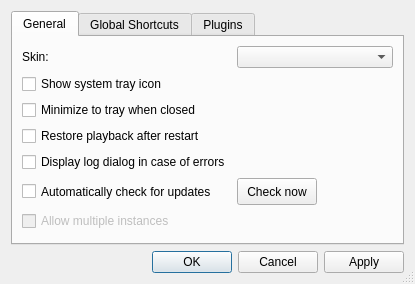
Old version of the form src/preferencesDialog.ui in the repository nulloy/nulloy.
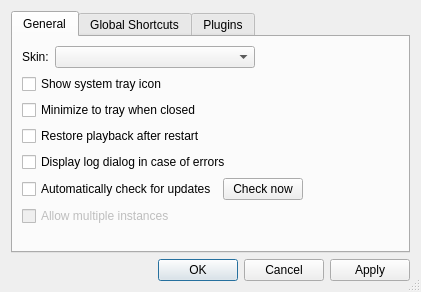
New version of the form. Custom widgets are drawn as their Qt base class.

Commit message: preferences dialog layout changes

Patch:
```diff
--- a/src/preferencesDialog.ui
+++ b/src/preferencesDialog.ui
@@ -6,8 +6,8 @@
    <rect>
     <x>0</x>
     <y>0</y>
-    <width>400</width>
-    <height>284</height>
+    <width>416</width>
+    <height>292</height>
    </rect>
   </property>
   <property name="windowTitle">
@@ -26,70 +26,92 @@
       <attribute name="title">
        <string>General</string>
       </attribute>
-      <layout class="QFormLayout" name="formLayout">
-       <property name="fieldGrowthPolicy">
-        <enum>QFormLayout::AllNonFixedFieldsGrow</enum>
-       </property>
-       <item row="0" column="0">
-        <widget class="QLabel" name="skinLabel">
-         <property name="text">
-          <string>Skin:</string>
-         </property>
-        </widget>
+      <layout class="QVBoxLayout" name="verticalLayout_3">
+       <item>
+        <layout class="QHBoxLayout" name="horizontalLayout_2">
+         <item>
+          <widget class="QLabel" name="skinLabel">
+           <property name="text">
+            <string>Skin:</string>
+           </property>
+          </widget>
+         </item>
+         <item>
+          <widget class="QComboBox" name="skinComboBox">
+           <property name="minimumSize">
+            <size>
+             <width>200</width>
+             <height>0</height>
+            </size>
+           </property>
+          </widget>
+         </item>
+         <item>
+          <spacer name="horizontalSpacer">
+           <property name="orientation">
+            <enum>Qt::Horizontal</enum>
+           </property>
+           <property name="sizeHint" stdset="0">
+            <size>
+             <width>40</width>
+             <height>20</height>
+            </size>
+           </property>
+          </spacer>
+         </item>
+        </layout>
        </item>
-       <item row="0" column="1">
-        <widget class="QComboBox" name="skinComboBox"/>
-       </item>
-       <item row="1" column="0">
+       <item>
         <widget class="QCheckBox" name="trayIconCheckBox">
          <property name="text">
           <string>Show system tray icon</string>
          </property>
         </widget>
        </item>
-       <item row="2" column="0">
+       <item>
         <widget class="QCheckBox" name="minimizeToTrayCheckBox">
          <property name="text">
           <string>Minimize to tray when closed</string>
          </property>
         </widget>
        </item>
-       <item row="3" column="0">
+       <item>
         <widget class="QCheckBox" name="restorePlaybackCheckBox">
          <property name="text">
           <string>Restore playback after restart</string>
          </property>
         </widget>
        </item>
-       <item row="5" column="0">
-        <widget class="QCheckBox" name="versionCheckBox">
-         <property name="minimumSize">
-          <size>
-           <width>0</width>
-           <height>27</height>
-          </size>
-         </property>
+       <item>
+        <widget class="QCheckBox" name="displayLogDialogCheckBox">
          <property name="text">
-          <string>Automatically check for updates</string>
+          <string>Display log dialog in case of errors</string>
          </property>
         </widget>
        </item>
-       <item row="5" column="1">
+       <item>
         <layout class="QHBoxLayout" name="horizontalLayout">
+         <property name="leftMargin">
+          <number>0</number>
+         </property>
+         <property name="rightMargin">
+          <number>0</number>
+         </property>
+         <item>
+          <widget class="QCheckBox" name="versionCheckBox">
+           <property name="text">
+            <string>Automatically check for updates</string>
+           </property>
+          </widget>
+         </item>
          <item>
           <widget class="QPushButton" name="versionCheckButton">
            <property name="sizePolicy">
-            <sizepolicy hsizetype="Fixed" vsizetype="Fixed">
+            <sizepolicy hsizetype="Preferred" vsizetype="Fixed">
              <horstretch>0</horstretch>
              <verstretch>0</verstretch>
             </sizepolicy>
            </property>
-           <property name="minimumSize">
-            <size>
-             <width>0</width>
-             <height>27</height>
-            </size>
-           </property>
            <property name="text">
             <string>Check now</string>
            </property>
@@ -97,10 +119,16 @@
          </item>
          <item>
           <widget class="QLabel" name="versionLabel">
+           <property name="sizePolicy">
+            <sizepolicy hsizetype="Preferred" vsizetype="Fixed">
+             <horstretch>0</horstretch>
+             <verstretch>0</verstretch>
+            </sizepolicy>
+           </property>
            <property name="minimumSize">
             <size>
-             <width>70</width>
-             <height>27</height>
+             <width>90</width>
+             <height>0</height>
             </size>
            </property>
            <property name="text">
@@ -108,9 +136,22 @@
            </property>
           </widget>
          </item>
+         <item>
+          <spacer name="horizontalSpacer_2">
+           <property name="orientation">
+            <enum>Qt::Horizontal</enum>
+           </property>
+           <property name="sizeHint" stdset="0">
+            <size>
+             <width>40</width>
+             <height>20</height>
+            </size>
+           </property>
+          </spacer>
+         </item>
         </layout>
        </item>
-       <item row="6" column="0">
+       <item>
         <widget class="QCheckBox" name="multipleInstansesCheckBox">
          <property name="enabled">
           <bool>false</bool>
@@ -120,12 +161,18 @@
          </property>
         </widget>
        </item>
-       <item row="4" column="0">
-        <widget class="QCheckBox" name="displayLogDialogCheckBox">
-         <property name="text">
-          <string>Display log dialog in case of errors</string>
+       <item>
+        <spacer name="verticalSpacer">
+         <property name="orientation">
+          <enum>Qt::Vertical</enum>
          </property>
-        </widget>
+         <property name="sizeHint" stdset="0">
+          <size>
+           <width>20</width>
+           <height>40</height>
+          </size>
+         </property>
+        </spacer>
        </item>
       </layout>
      </widget>
```
Left out of the diff: 27 changed lines with no effect on the pictures.
